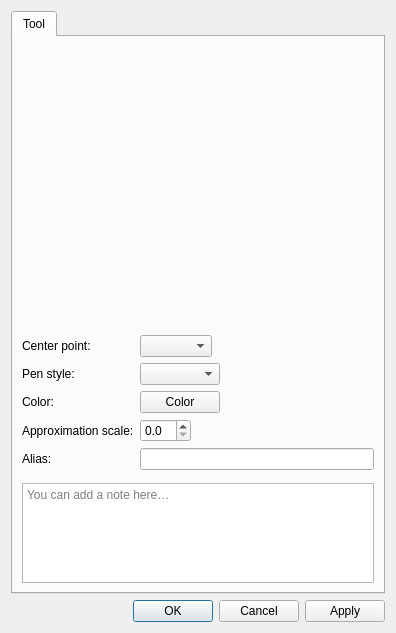
This is src/libs/vtools/dialogs/tools/dialogellipticalarc.ui in equinox-patterns/Ostara as Qt 5 draws it before an edit. The edited form follows.
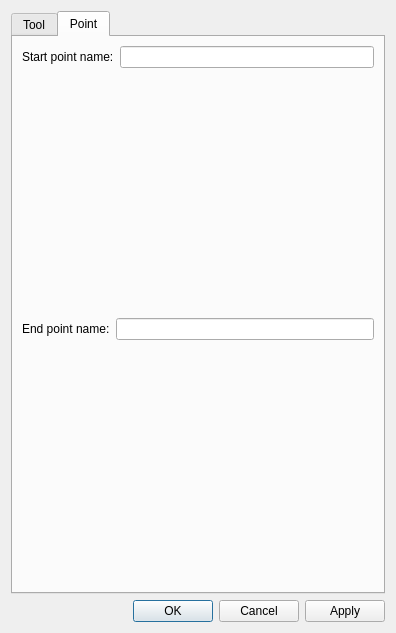
This is the edited form. The open tabs and pages were chosen to show the change. Icons and pictures are not drawn. Custom widgets are drawn as their Qt base class.

Commit message: Add Start/End point feature to ArcWithLength and elliptical arcs

The edit to the form file:
```diff
--- a/src/libs/vtools/dialogs/tools/dialogellipticalarc.ui
+++ b/src/libs/vtools/dialogs/tools/dialogellipticalarc.ui
@@ -213,6 +213,55 @@
        </item>
       </layout>
      </widget>
+     <widget class="QWidget" name="tabPoint">
+      <attribute name="title">
+       <string>Point</string>
+      </attribute>
+      <layout class="QVBoxLayout" name="verticalLayoutPoint">
+       <item>
+        <layout class="QFormLayout" name="formLayoutStartPoint">
+         <property name="fieldGrowthPolicy">
+          <enum>QFormLayout::ExpandingFieldsGrow</enum>
+         </property>
+         <item row="0" column="0">
+          <widget class="QLabel" name="labelStartPointName">
+           <property name="text">
+            <string>Start point name:</string>
+           </property>
+          </widget>
+         </item>
+         <item row="0" column="1">
+          <widget class="QLineEdit" name="lineEditStartPointName">
+           <property name="clearButtonEnabled">
+            <bool>true</bool>
+           </property>
+          </widget>
+         </item>
+        </layout>
+       </item>
+       <item>
+        <layout class="QFormLayout" name="formLayoutEndPoint">
+         <property name="fieldGrowthPolicy">
+          <enum>QFormLayout::ExpandingFieldsGrow</enum>
+         </property>
+         <item row="0" column="0">
+          <widget class="QLabel" name="labelEndPointName">
+           <property name="text">
+            <string>End point name:</string>
+           </property>
+          </widget>
+         </item>
+         <item row="0" column="1">
+          <widget class="QLineEdit" name="lineEditEndPointName">
+           <property name="clearButtonEnabled">
+            <bool>true</bool>
+           </property>
+          </widget>
+         </item>
+        </layout>
+       </item>
+      </layout>
+     </widget>
     </widget>
    </item>
    <item>
```
Left out of the diff: 14 changed lines with no effect on the pictures. The commit also changes 23 other files.
